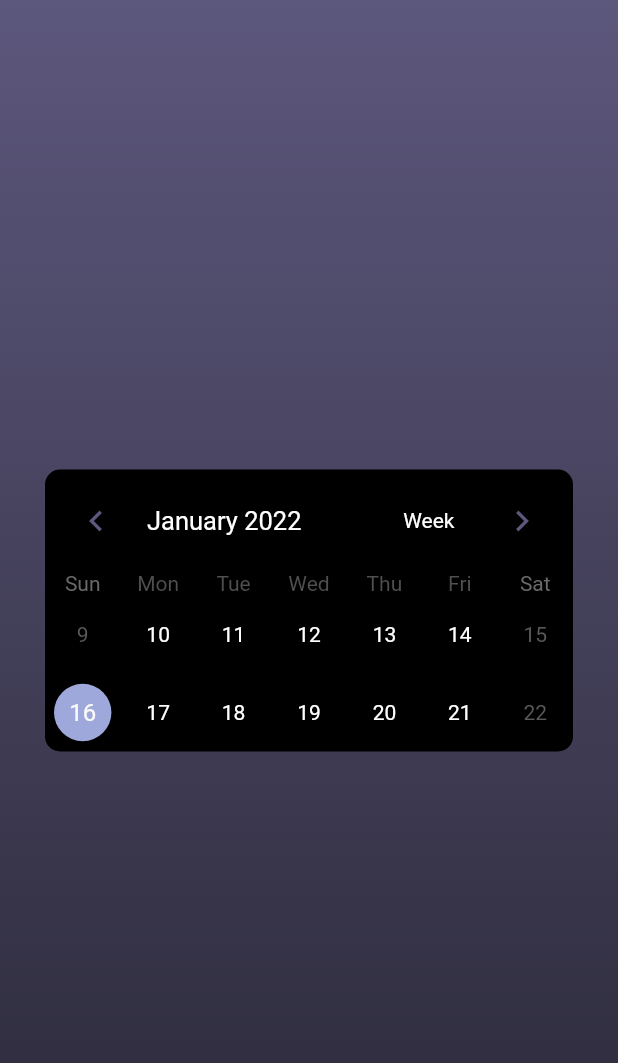
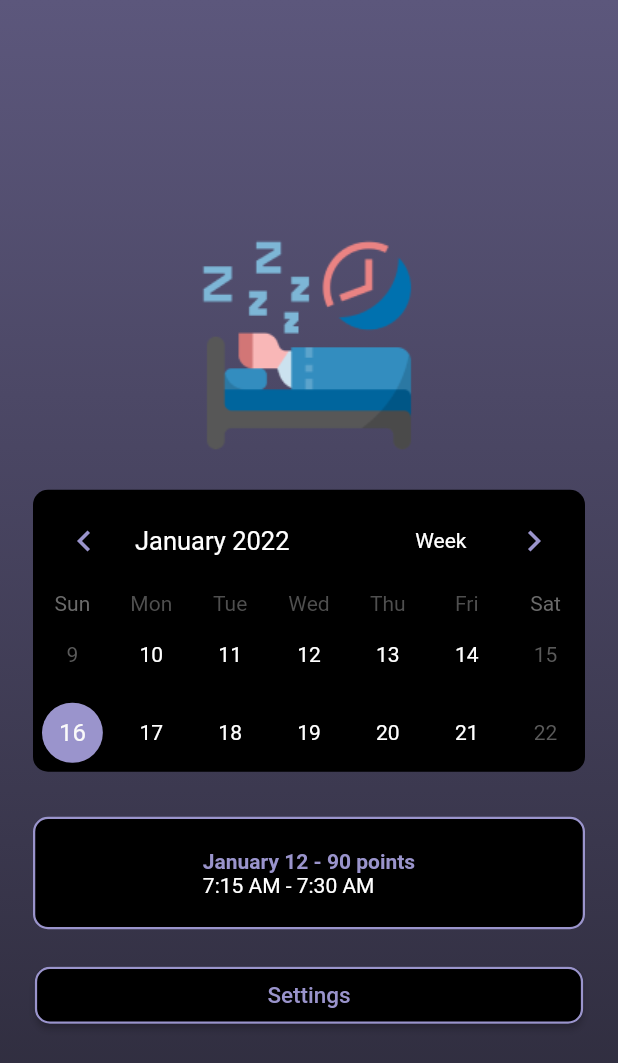
Before and after one commit to vargheserg/DeltaHacks2022-Sleepr, a Flutter app: the screen it shows after launch, on a phone screen of 412 x 824 dp. Shown: the top 1063 px of the screen. Run offline on Flutter 3.47's test engine with Material 2 defaults, Android fonts, the phone set to English and light mode, and no system bars; drawn by our look-alikes of table_calendar.

Commit message:
Styling updates

```diff
--- a/sleepr/lib/calendar.dart
+++ b/sleepr/lib/calendar.dart
@@ -19,20 +19,26 @@ class _Calendar extends State<Calendar> {
       margin: const EdgeInsets.fromLTRB(10, 0, 10, 10),
       width: double.infinity,
       decoration: BoxDecoration(
-        color: calendarBackground,
-        borderRadius: BorderRadius.circular(10),
+        color: cardBackground,
+        borderRadius: BorderRadius.circular(cardBorderRadius),
       ),
       child: TableCalendar(
         calendarFormat: format,
+        calendarStyle: CalendarStyle(
+          todayDecoration: BoxDecoration(
+            color: calendarLightText,
+            borderRadius: BorderRadius.circular(1000),
+          ),
+        ),
         headerStyle: const HeaderStyle(
           leftChevronIcon: Icon(
             Icons.chevron_left,
-            color: calendarChevron,
+            color: calendarLightText,
             size: 28,
           ),
           rightChevronIcon: Icon(
             Icons.chevron_right,
-            color: calendarChevron,
+            color: calendarLightText,
             size: 28,
           ),
         ),
--- a/sleepr/lib/constants.dart
+++ b/sleepr/lib/constants.dart
@@ -7,6 +7,8 @@ const brightness = Brightness.dark;
 const accentColor = Colors.white;
 const accentIconTheme = IconThemeData(color: Colors.black);
 const dividerColor = Colors.black;
-const calendarBackground = Colors.black;
+const cardBackground = Colors.black;
 const calendarText = Colors.white;
-const calendarChevron = topBackgroundGradient;
+const calendarLightText = Color(0xFF9A94CC);
+const cardBorderRadius = 10.0;
+const borderWidth = 1.5;
--- a/sleepr/lib/main.dart
+++ b/sleepr/lib/main.dart
@@ -76,10 +76,52 @@
             child: Center(
               child: Column(
                 mainAxisAlignment: MainAxisAlignment.center,
-                children: const <Widget>[
+                children: <Widget>[
                   Padding(
-                    padding: EdgeInsets.all(8.0),
-                    child: Calendar()
+                    padding: const EdgeInsets.all(20.0),
+                    child: Image.asset('assets/images/Logo01.png'),
+                    ),
+
+                  const Calendar(),
+                  Container(
+                    margin: const EdgeInsets.fromLTRB(10, 20, 10, 20),
+                    width: double.infinity,
+                    padding: const EdgeInsets.fromLTRB(0,20,0,20),
+                    decoration: BoxDecoration(
+                      color: cardBackground,
+                      borderRadius: BorderRadius.circular(cardBorderRadius),
+                      border: Border.all(color: calendarLightText, width: borderWidth),
+                    ),
+
+                    child: Center(
+                      child: RichText(
+                        text: const TextSpan(
+                          style: TextStyle(
+                            fontSize: 14.0,
+                            color: Colors.white,
+                          ),
+                          children: <TextSpan>[
+                            TextSpan(text: 'January 12 - 90 points\n', style: TextStyle(fontWeight: FontWeight.bold, color: calendarLightText)),
+                            TextSpan(text: '7:15 AM - 7:30 AM'),
+                          ],
+                        ),
+                      ),
+                    ),
+                  ),
+                  RaisedButton(
+                    shape: RoundedRectangleBorder(
+                    borderRadius: BorderRadius.circular(cardBorderRadius),
+                    side: const BorderSide(
+                      color: calendarLightText,
+                      width: borderWidth,
+                      ),
+                    ),
+                    onPressed: () {},
+                    padding: const EdgeInsets.fromLTRB(155,10,155,10),
+                    color: cardBackground,
+                    textColor: calendarLightText,
+                    child: const Text("Settings",
+                        style: TextStyle(fontSize: 15)),
                   ),
                 ],
               ),
--- a/sleepr/pubspec.yaml
+++ b/sleepr/pubspec.yaml
@@ -50,6 +50,8 @@ dev_dependencies:
 
 # The following section is specific to Flutter.
 flutter:
+  assets:
+    - assets/images/
 
   # The following line ensures that the Material Icons font is
   # included with your application, so that you can use the icons in
```
Also changed, not shown: sleepr/assets/images/Logo01.png (added).
